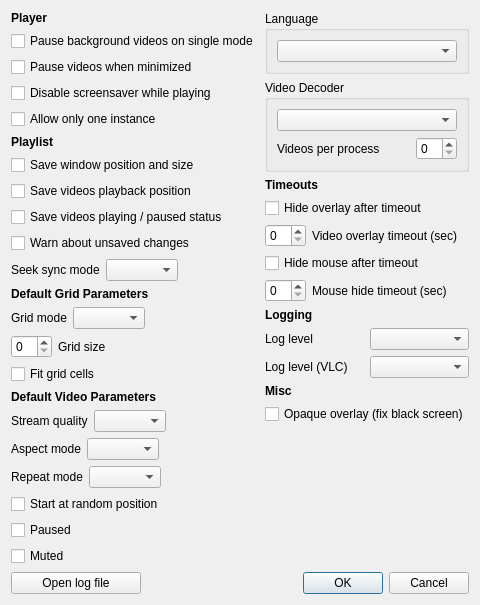
Above: resources/ui/settings_dialog.ui from vzhd1701/gridplayer before the change. Below: the same form after it.
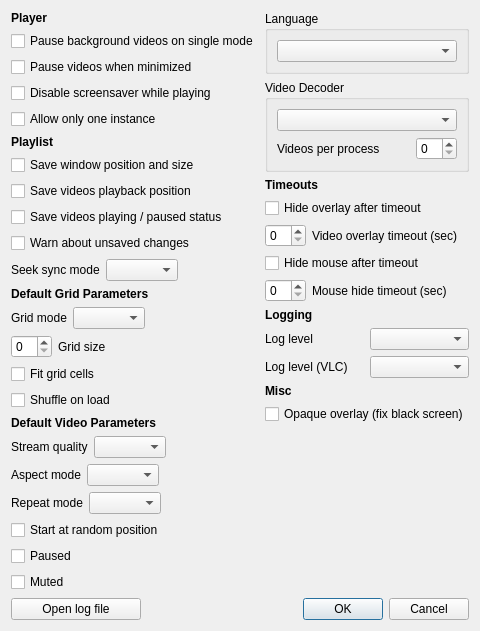
That is the form after the change.

Commit message: feat: add option to shuffle video blocks

```diff
--- a/resources/ui/settings_dialog.ui
+++ b/resources/ui/settings_dialog.ui
@@ -7,7 +7,7 @@
     <x>0</x>
     <y>0</y>
     <width>442</width>
-    <height>593</height>
+    <height>597</height>
    </rect>
   </property>
   <property name="windowTitle">
@@ -214,6 +214,13 @@
            </property>
           </widget>
          </item>
+         <item>
+          <widget class="QCheckBox" name="gridShuffleOnLoad">
+           <property name="text">
+            <string>Shuffle on load</string>
+           </property>
+          </widget>
+         </item>
         </layout>
        </item>
        <item>
```
The commit also changes 9 other files.
